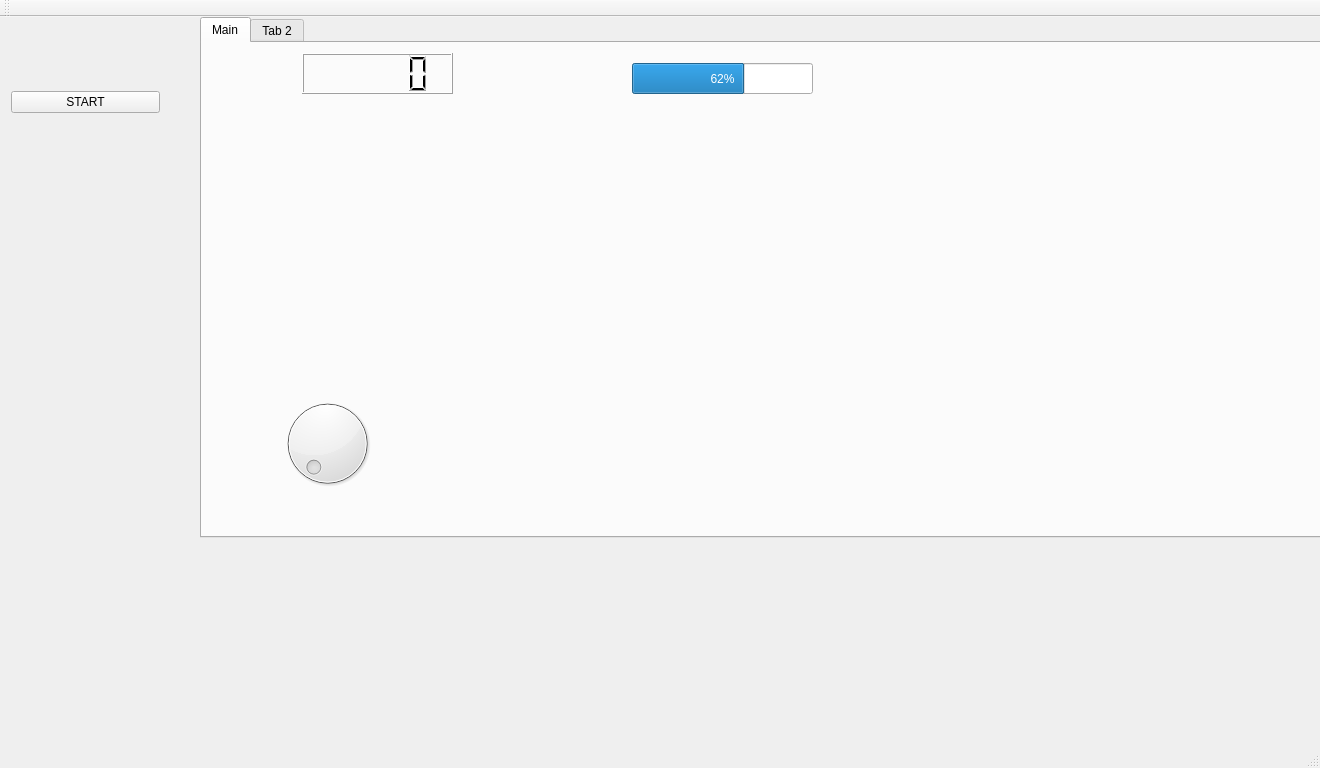
Old version of the form mainwindow.ui in the repository kaadam92/MotorControllerTelemetry.
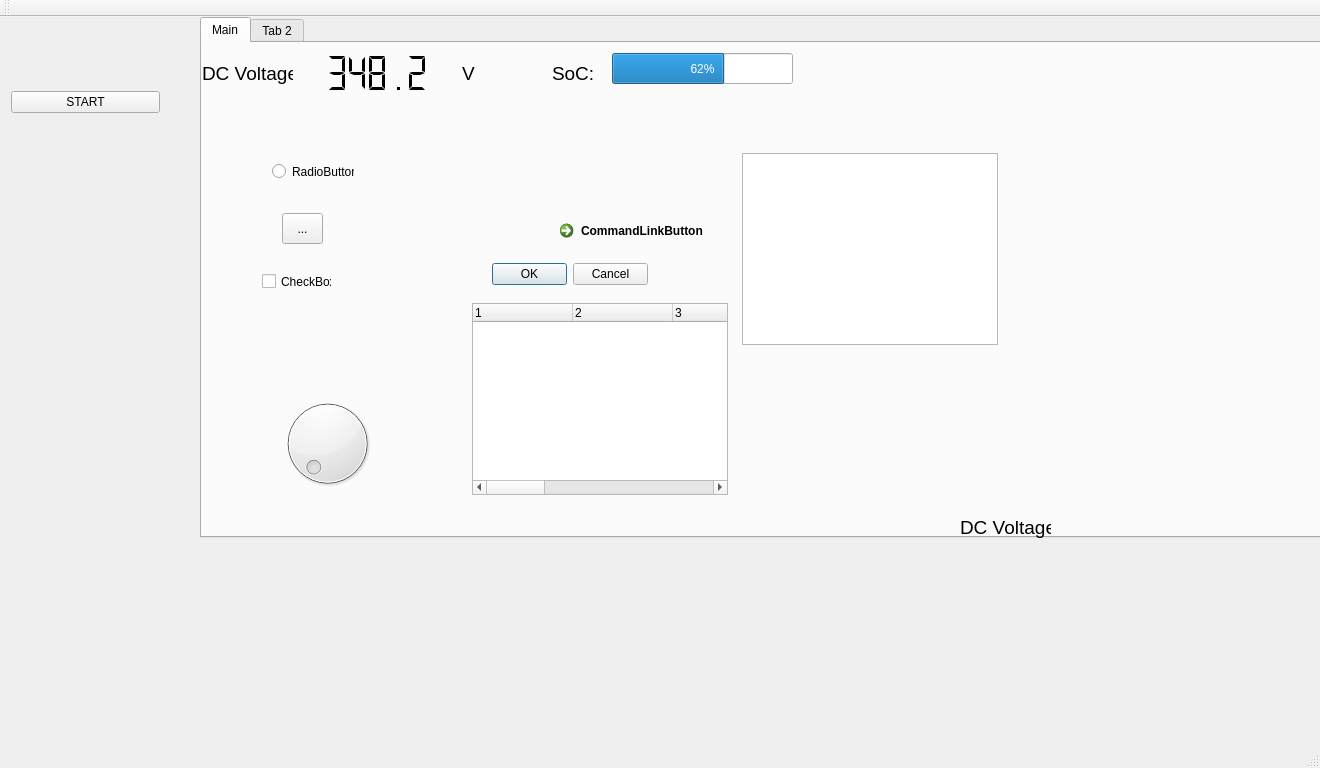
New version of the form.

Commit message: Még mindig csak játszom.

```diff
--- a/mainwindow.ui
+++ b/mainwindow.ui
@@ -70,12 +70,30 @@
         <height>41</height>
        </rect>
       </property>
+      <property name="autoFillBackground">
+       <bool>false</bool>
+      </property>
+      <property name="frameShape">
+       <enum>QFrame::NoFrame</enum>
+      </property>
+      <property name="lineWidth">
+       <number>1</number>
+      </property>
+      <property name="smallDecimalPoint">
+       <bool>false</bool>
+      </property>
+      <property name="segmentStyle">
+       <enum>QLCDNumber::Flat</enum>
+      </property>
+      <property name="value" stdset="0">
+       <double>348.160000000000025</double>
+      </property>
      </widget>
      <widget class="QProgressBar" name="progressBar">
       <property name="geometry">
        <rect>
-        <x>430</x>
-        <y>20</y>
+        <x>410</x>
+        <y>10</y>
         <width>181</width>
         <height>31</height>
        </rect>
@@ -94,6 +112,198 @@
        </rect>
       </property>
      </widget>
+     <widget class="QCommandLinkButton" name="commandLinkButton">
+      <property name="geometry">
+       <rect>
+        <x>350</x>
+        <y>170</y>
+        <width>171</width>
+        <height>31</height>
+       </rect>
+      </property>
+      <property name="text">
+       <string>CommandLinkButton</string>
+      </property>
+     </widget>
+     <widget class="QToolButton" name="toolButton">
+      <property name="geometry">
+       <rect>
+        <x>80</x>
+        <y>170</y>
+        <width>41</width>
+        <height>31</height>
+       </rect>
+      </property>
+      <property name="text">
+       <string>...</string>
+      </property>
+     </widget>
+     <widget class="QRadioButton" name="radioButton">
+      <property name="geometry">
+       <rect>
+        <x>70</x>
+        <y>120</y>
+        <width>82</width>
+        <height>17</height>
+       </rect>
+      </property>
+      <property name="text">
+       <string>RadioButton</string>
+      </property>
+     </widget>
+     <widget class="QCheckBox" name="checkBox">
+      <property name="geometry">
+       <rect>
+        <x>60</x>
+        <y>230</y>
+        <width>70</width>
+        <height>17</height>
+       </rect>
+      </property>
+      <property name="text">
+       <string>CheckBox</string>
+      </property>
+     </widget>
+     <widget class="QDialogButtonBox" name="buttonBox">
+      <property name="geometry">
+       <rect>
+        <x>290</x>
+        <y>220</y>
+        <width>156</width>
+        <height>23</height>
+       </rect>
+      </property>
+      <property name="standardButtons">
+       <set>QDialogButtonBox::Cancel|QDialogButtonBox::Ok</set>
+      </property>
+     </widget>
+     <widget class="QListView" name="listView">
+      <property name="geometry">
+       <rect>
+        <x>540</x>
+        <y>110</y>
+        <width>256</width>
+        <height>192</height>
+       </rect>
+      </property>
+     </widget>
+     <widget class="QTreeWidget" name="treeWidget">
+      <property name="geometry">
+       <rect>
+        <x>270</x>
+        <y>260</y>
+        <width>256</width>
+        <height>192</height>
+       </rect>
+      </property>
+      <property name="columnCount">
+       <number>10</number>
+      </property>
+      <column>
+       <property name="text">
+        <string notr="true">1</string>
+       </property>
+      </column>
+      <column>
+       <property name="text">
+        <string notr="true">2</string>
+       </property>
+      </column>
+      <column>
+       <property name="text">
+        <string notr="true">3</string>
+       </property>
+      </column>
+      <column>
+       <property name="text">
+        <string notr="true">4</string>
+       </property>
+      </column>
+      <column>
+       <property name="text">
+        <string notr="true">5</string>
+       </property>
+      </column>
+      <column>
+       <property name="text">
+        <string notr="true">6</string>
+       </property>
+      </column>
+      <column>
+       <property name="text">
+        <string notr="true">7</string>
+       </property>
+      </column>
+      <column>
+       <property name="text">
+        <string notr="true">8</string>
+       </property>
+      </column>
+      <column>
+       <property name="text">
+        <string notr="true">9</string>
+       </property>
+      </column>
+      <column>
+       <property name="text">
+        <string notr="true">10</string>
+       </property>
+      </column>
+     </widget>
+     <widget class="QLabel" name="label_2">
+      <property name="geometry">
+       <rect>
+        <x>0</x>
+        <y>10</y>
+        <width>91</width>
+        <height>41</height>
+       </rect>
+      </property>
+      <property name="font">
+       <font>
+        <pointsize>14</pointsize>
+       </font>
+      </property>
+      <property name="text">
+       <string>DC Voltage:</string>
+      </property>
+     </widget>
+     <widget class="QLabel" name="label_3">
+      <property name="geometry">
+       <rect>
+        <x>260</x>
+        <y>10</y>
+        <width>21</width>
+        <height>41</height>
+       </rect>
+      </property>
+      <property name="font">
+       <font>
+        <pointsize>14</pointsize>
+       </font>
+      </property>
+      <property name="text">
+       <string>V</string>
+      </property>
+     </widget>
+     <widget class="QLabel" name="label_5">
+      <property name="geometry">
+       <rect>
+        <x>350</x>
+        <y>10</y>
+        <width>51</width>
+        <height>41</height>
+       </rect>
+      </property>
+      <property name="font">
+       <font>
+        <pointsize>14</pointsize>
+       </font>
+      </property>
+      <property name="text">
+       <string>SoC:</string>
+      </property>
+     </widget>
     </widget>
     <widget class="QWidget" name="tab_2">
      <attribute name="title">
@@ -101,6 +311,24 @@
      </attribute>
     </widget>
    </widget>
+   <widget class="QLabel" name="label_4">
+    <property name="geometry">
+     <rect>
+      <x>960</x>
+      <y>490</y>
+      <width>91</width>
+      <height>41</height>
+     </rect>
+    </property>
+    <property name="font">
+     <font>
+      <pointsize>14</pointsize>
+     </font>
+    </property>
+    <property name="text">
+     <string>DC Voltage:</string>
+    </property>
+   </widget>
   </widget>
   <widget class="QMenuBar" name="menuBar">
    <property name="geometry">
```
Left out of the diff: 160 changed lines with no effect on the pictures.
